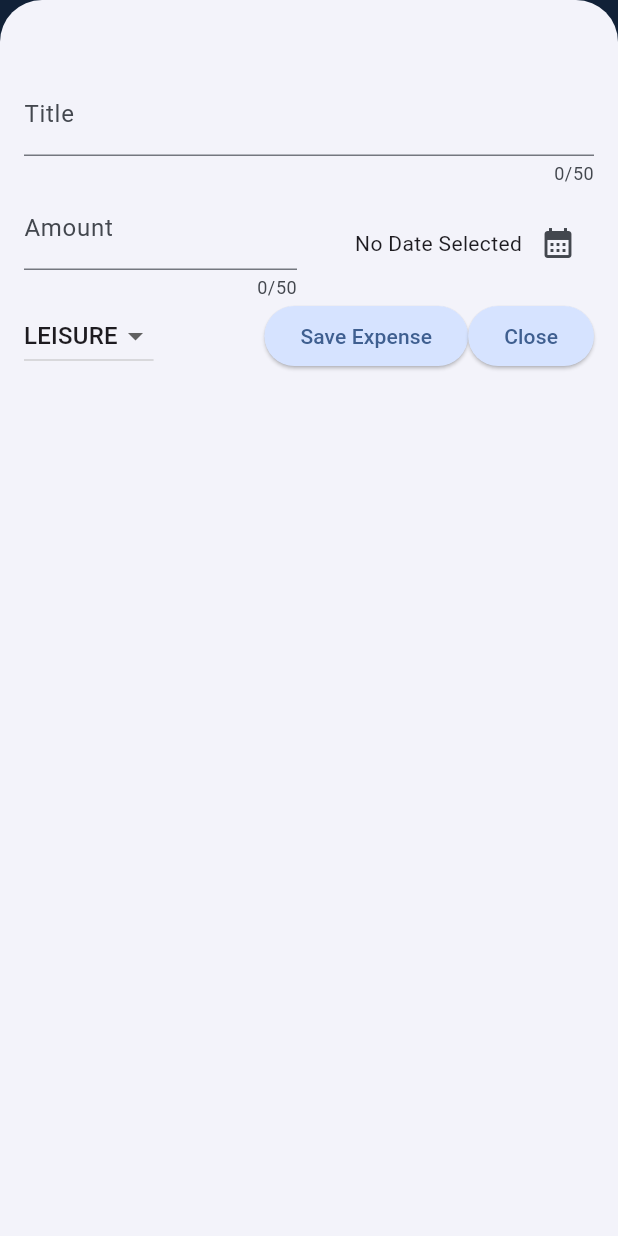
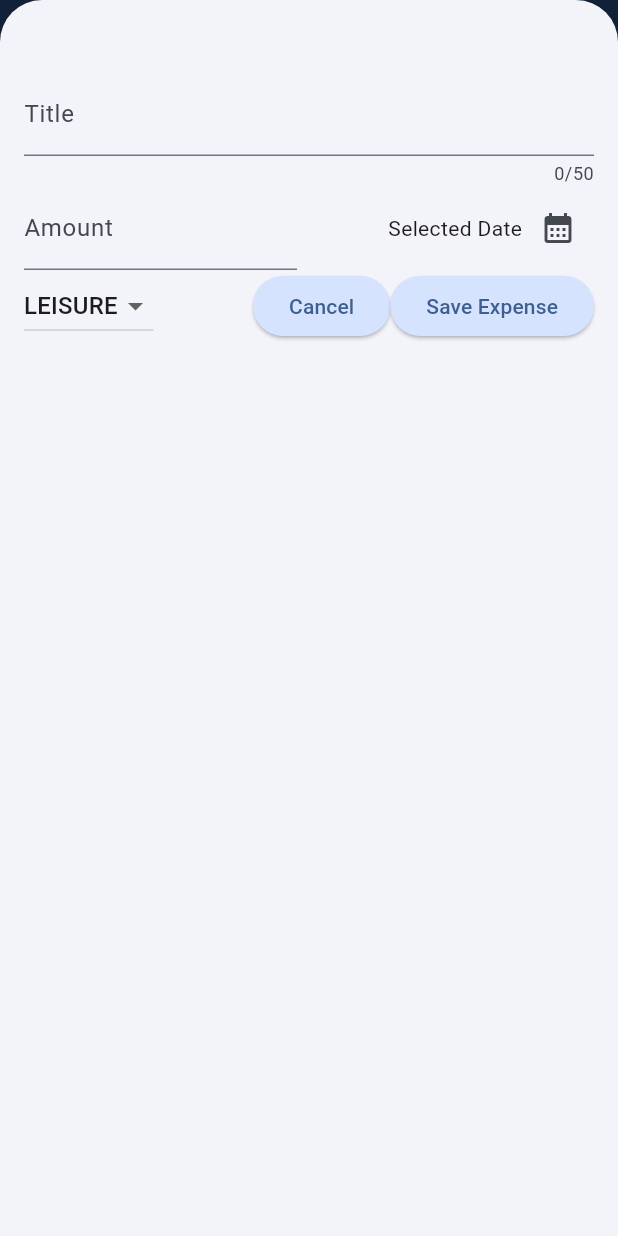
Before and after one commit to JerryWeng/expense_tracker, a Flutter app: the screen it shows after launch, after a tap on the "add" icon, on a phone screen of 412 x 824 dp. Run offline on Flutter 3.47's test engine with Material 3 defaults, Android fonts, the phone set to English and light mode, and no system bars.

Commit message:
responsiveness and snackbar

```diff
--- a/lib/widgets/expenses.dart
+++ b/lib/widgets/expenses.dart
@@ -3,7 +3,7 @@ import 'package:expense_tracker/widgets/expenses_list/expenses_list.dart';
 import 'package:expense_tracker/widgets/new_expense.dart';
 import 'package:flutter/material.dart';
 
-import '../model/expense.dart';
+import 'package:expense_tracker/model/expense.dart';
 
 class Expenses extends StatefulWidget {
   const Expenses({super.key});
@@ -17,6 +17,7 @@ class Expenses extends StatefulWidget {
 class _ExpensesState extends State<Expenses> {
   void _openAddExpenseOverlay() {
     showModalBottomSheet(
+      useSafeArea: true,
       isScrollControlled: true,
       context: context,
       builder: (ctx) => NewExpense(
@@ -32,9 +33,22 @@ class _ExpensesState extends State<Expenses> {
   }
 
   void _removeExpense(Expense expense) {
+    int expenseIndex = _registeredExpenses.indexOf(expense);
     setState(() {
       _registeredExpenses.remove(expense);
     });
+    ScaffoldMessenger.of(context).showSnackBar(
+      SnackBar(
+          duration: Duration(seconds: 3),
+          content: Text('Expense Removed'),
+          action: SnackBarAction(
+              label: 'Undo',
+              onPressed: () {
+                setState(() {
+                  _registeredExpenses.insert(expenseIndex, expense);
+                });
+              })),
+    );
   }
 
   final List<Expense> _registeredExpenses = [
@@ -51,17 +65,18 @@ class _ExpensesState extends State<Expenses> {
   ];
   @override
   Widget build(BuildContext context) {
+    var width = MediaQuery.of(context).size.width;
+    // print("Width ${MediaQuery.of(context).size.width}");
+    // print("Height ${MediaQuery.of(context).size.height}");
     Widget mainContent = const Center(
-      child: Text('No expenses found. Click + to add!'),
+      child: Text('No ExpensesFound. Click + to add'),
     );
-
     if (_registeredExpenses.isNotEmpty) {
       mainContent = ExpensesList(
         expenses: _registeredExpenses,
         onRemoveExpense: _removeExpense,
       );
     }
-
     return Scaffold(
       appBar: AppBar(
         title: const Text("Expense Tracker"),
@@ -72,11 +87,19 @@ class _ExpensesState extends State<Expenses> {
           ),
         ],
       ),
-        body: Column(
+      body: width < 600
+          ? Column(
               children: [
                 Chart(expenses: _registeredExpenses),
                 Expanded(child: mainContent),
               ],
-        ));
+            )
+          : Row(
+              children: [
+                Expanded(child: Chart(expenses: _registeredExpenses)),
+                Expanded(child: mainContent),
+              ],
+            ),
+    );
   }
 }
--- a/lib/widgets/new_expense.dart
+++ b/lib/widgets/new_expense.dart
@@ -1,4 +1,7 @@
+import 'dart:io';
+
 import 'package:expense_tracker/model/expense.dart';
+import 'package:flutter/cupertino.dart';
 import 'package:flutter/material.dart';
 import 'package:intl/intl.dart';
 
@@ -7,7 +10,6 @@ final formatter = DateFormat.yMd();
 class NewExpense extends StatefulWidget {
   const NewExpense({super.key, required this.onAddExpense});
   final void Function(Expense expense) onAddExpense;
-
   @override
   State<NewExpense> createState() {
     return _NewExpenseState();
@@ -20,10 +22,12 @@ class _NewExpenseState extends State<NewExpense> {
   DateTime? _selectedDate;
   Category _selectedCategory = Category.leisure;
 
+  //Controller for amount
   @override
   void dispose() {
     _titleController.dispose();
     _amountController.dispose();
+    //Make sure to dispose of it
     super.dispose();
   }
 
@@ -33,26 +37,50 @@ class _NewExpenseState extends State<NewExpense> {
     if (_titleController.text.trim().isEmpty ||
         amountIsInvalid ||
         _selectedDate == null) {
+      if (Platform.isIOS) {
+        showCupertinoDialog(
+          context: context,
+          builder: (ctx) => CupertinoAlertDialog(
+            title: const Text('Invalid Input!'),
+            content: const Text(
+                'Please make sure valid title, amount, date were entered!'),
+            actions: [
+              TextButton(
+                onPressed: () {
+                  Navigator.pop(ctx);
+                },
+                child: const Text('Okay'),
+              ),
+            ],
+          ),
+        );
+      } else {
         showDialog(
           context: context,
           builder: (ctx) => AlertDialog(
-                  title: const Text('Invalid Input'),
+            title: const Text('Invalid Input!'),
             content: const Text(
-                      'Please make sure a valid title, amount, and date was entered!'),
+                'Please make sure valid title, amount, date were entered!'),
             actions: [
               TextButton(
                 onPressed: () {
-                          Navigator.pop(context);
+                  Navigator.pop(ctx);
                 },
-                        child: Text('Okay')),
-                  ]));
+                child: const Text('Okay'),
+              ),
+            ],
+          ),
+        );
+      }
       return;
     }
-    widget.onAddExpense(Expense(
+    widget.onAddExpense(
+      Expense(
           title: _titleController.text,
           amount: enteredAmount,
           date: _selectedDate!,
-        category: _selectedCategory));
+          category: _selectedCategory),
+    );
     Navigator.pop(context);
   }
 
@@ -71,8 +99,14 @@ class _NewExpenseState extends State<NewExpense> {
 
   @override
   Widget build(BuildContext context) {
-    return Padding(
-      padding: const EdgeInsets.fromLTRB(16, 48, 16, 16),
+    final keyboardSpace = MediaQuery.of(context).viewInsets.bottom;
+    return LayoutBuilder(builder: (ctx, constraints) {
+      final width = constraints.maxWidth;
+      return SizedBox(
+        height: double.infinity,
+        child: SingleChildScrollView(
+          child: Padding(
+            padding: EdgeInsets.fromLTRB(16, 48, 16, keyboardSpace + 20),
             child: Column(
               children: [
                 Row(
@@ -81,7 +115,7 @@ class _NewExpenseState extends State<NewExpense> {
                       child: TextField(
                         controller: _titleController,
                         maxLength: 50,
-                  keyboardType: TextInputType.number,
+                        keyboardType: TextInputType.name,
                         decoration: InputDecoration(
                           label: Text('Title'),
                         ),
@@ -94,11 +128,10 @@ class _NewExpenseState extends State<NewExpense> {
                     Expanded(
                       child: TextField(
                         controller: _amountController,
-                  maxLength: 50,
-                  keyboardType: TextInputType.name,
-                  decoration: InputDecoration(
+                        keyboardType: TextInputType.number,
+                        decoration: const InputDecoration(
                           prefixText: '\$',
-                    label: Text('Amount'),
+                          label: Text("Amount"),
                         ),
                       ),
                     ),
@@ -110,13 +143,12 @@ class _NewExpenseState extends State<NewExpense> {
                         children: [
                           Text(
                             _selectedDate == null
-                          ? 'No Date Selected'
+                                ? 'Selected Date'
                                 : formatter.format(_selectedDate!),
                           ),
                           IconButton(
                               onPressed: _presentDatePicker,
-                      icon: Icon(Icons.calendar_month),
-                    ),
+                              icon: const Icon(Icons.calendar_month)),
                         ],
                       ),
                     ),
@@ -131,7 +163,7 @@ class _NewExpenseState extends State<NewExpense> {
                             (category) => DropdownMenuItem(
                               value: category,
                               child: Text(
-                            category.name.toUpperCase(),
+                                category.name.toString().toUpperCase(),
                               ),
                             ),
                           )
@@ -143,24 +175,26 @@ class _NewExpenseState extends State<NewExpense> {
                         setState(() {
                           _selectedCategory = value;
                         });
-                  }),
+                      },
+                    ),
                     Spacer(),
-              ElevatedButton(
-                onPressed: () {
-                  _submitExpenseData();
-                },
-                child: Text('Save Expense'),
-              ),
                     ElevatedButton(
                       onPressed: () {
                         Navigator.pop(context);
                       },
-                child: Text('Close'),
-              )
+                      child: const Text("Cancel"),
+                    ),
+                    ElevatedButton(
+                      onPressed: _submitExpenseData,
+                      child: Text('Save Expense'),
+                    ),
                   ],
                 ),
               ],
             ),
+          ),
+        ),
       );
+    });
   }
 }
```
Lines whose indentation alone changed are shown as unchanged.
